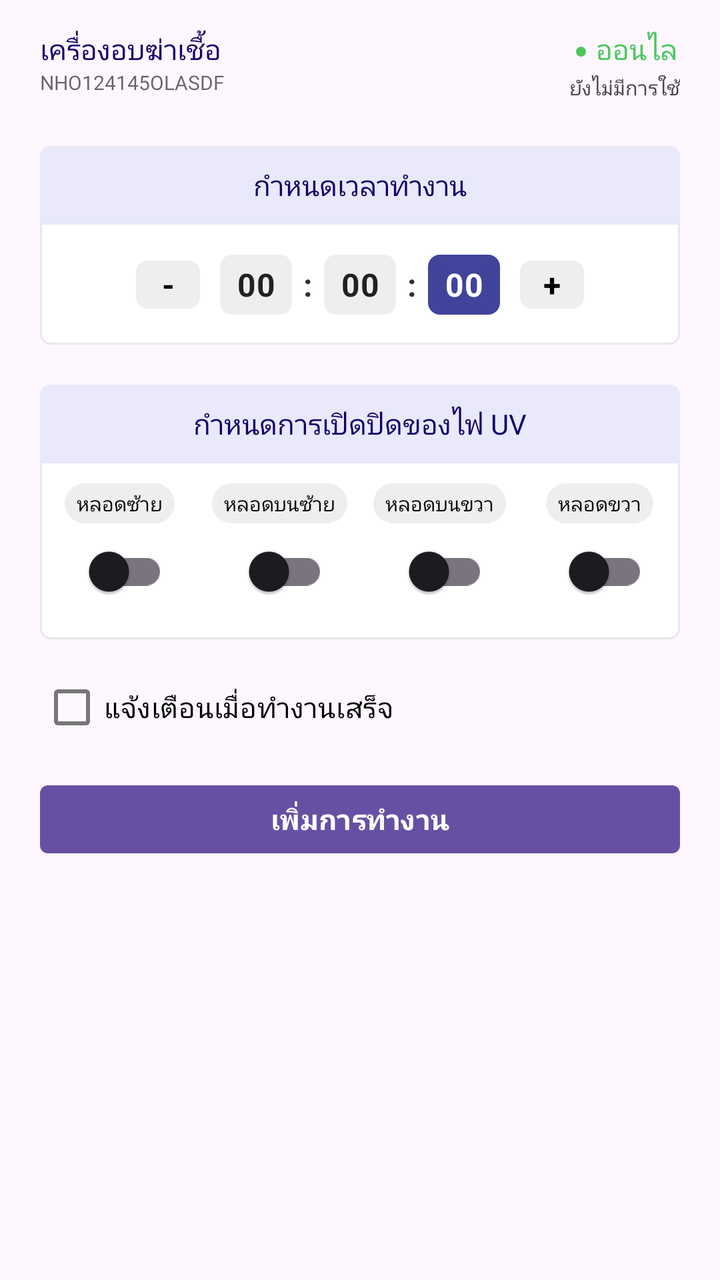
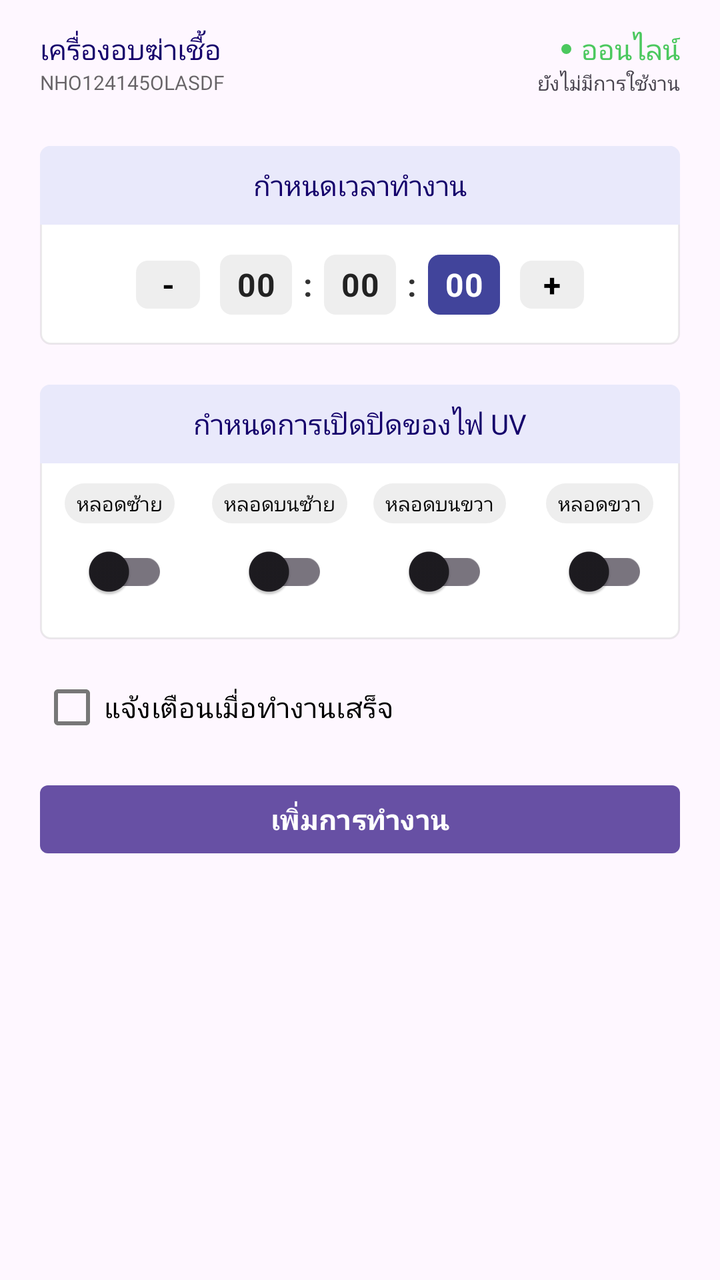

Screens rendered from an Android XML layout before and after an edit, with the pre-edit source and the edit as a unified diff.
<!-- AndroidManifest.xml: application theme Theme.SDCApp -->
<!-- res/layout/view_add_task.xml -->
<?xml version="1.0" encoding="utf-8"?>
<FrameLayout xmlns:android="http://schemas.android.com/apk/res/android"
    android:layout_width="match_parent"
    android:layout_height="match_parent"
    xmlns:app="http://schemas.android.com/apk/res-auto">

    <ScrollView
        android:id="@+id/dashboardScroll"
        android:layout_width="match_parent"
        android:layout_height="match_parent"
        android:fillViewport="true">

        <LinearLayout
            android:layout_width="match_parent"
            android:layout_height="wrap_content"
            android:orientation="vertical"
            android:paddingStart="20dp"
            android:paddingTop="15dp"
            android:paddingEnd="20dp"
            android:paddingBottom="24dp">

            <LinearLayout
                android:id="@+id/deviceHeader"
                android:layout_width="match_parent"
                android:layout_height="38dp"
                android:gravity="center_vertical"
                android:orientation="horizontal">

                <LinearLayout
                    android:layout_width="0dp"
                    android:layout_height="match_parent"
                    android:layout_weight="1"
                    android:orientation="vertical">

                    <TextView
                        android:id="@+id/deviceNameText"
                        android:layout_width="wrap_content"
                        android:layout_height="wrap_content"
                        android:gravity="center_vertical"
                        android:fontFamily="@font/kanit_semibold"
                        android:text="เครื่องอบฆ่าเชื้อ"
                        android:textColor="@color/text_header"
                        android:textSize="14sp" />

                    <TextView
                        android:id="@+id/deviceSerialText"
                        android:layout_width="wrap_content"
                        android:layout_height="wrap_content"
                        android:gravity="center_vertical"
                        android:fontFamily="@font/kanit"
                        android:text="NHO124145OLASDF"
                        android:textColor="#99000000"
                        android:textSize="10sp" />
                </LinearLayout>

                <LinearLayout
                    android:layout_width="66dp"
                    android:layout_height="match_parent"
                    android:gravity="end"
                    android:orientation="vertical">

                    <LinearLayout
                        android:layout_width="52dp"
                        android:layout_height="22dp"
                        android:gravity="center_vertical|end"
                        android:orientation="horizontal">

                        <View
                            android:id="@+id/onlineDot"
                            android:layout_width="5dp"
                            android:layout_height="5dp"
                            android:background="@drawable/bg_online_dot" />

                        <TextView
                            android:id="@+id/onlineStatusText"
                            android:layout_width="wrap_content"
                            android:layout_height="wrap_content"
                            android:layout_marginStart="5dp"
                            android:gravity="center_vertical"
                            android:fontFamily="@font/kanit_semibold"
                            android:text="ออนไลน์"
                            android:textColor="@color/connection_online"
                            android:textSize="14sp" />
                    </LinearLayout>

                    <TextView
                        android:id="@+id/usageStatusText"
                        android:layout_width="wrap_content"
                        android:layout_height="wrap_content"
                        android:gravity="end|center_vertical"
                        android:fontFamily="@font/kanit"
                        android:text="ยังไม่มีการใช้งาน"
                        android:textSize="10sp" />
                </LinearLayout>
            </LinearLayout>

            <LinearLayout
                android:layout_width="match_parent"
                android:layout_height="wrap_content"
                android:layout_marginTop="20dp"
                android:background="@drawable/bg_dashboard_panel"
                android:clipChildren="true"
                android:clipToPadding="true"
                android:orientation="vertical">

                <TextView
                    android:layout_width="match_parent"
                    android:background="@drawable/bg_dashboard_header"
                    android:paddingVertical="10dp"
                    android:layout_height="wrap_content"
                    android:gravity="center"
                    android:fontFamily="@font/kanit_semibold"
                    android:text="กำหนดเวลาทำงาน"
                    android:textColor="@color/text_header"
                    android:textSize="14sp" />

                <LinearLayout
                    android:layout_width="match_parent"
                    android:layout_height="wrap_content"
                    android:paddingVertical="15dp"
                    android:gravity="center"
                    android:orientation="horizontal">

                    
                    <TextView
                        android:id="@+id/minusButton"
                        android:layout_width="32dp"
                        android:layout_height="24dp"
                        android:layout_marginEnd="10dp"
                        android:background="@drawable/bg_time_button"
                        android:gravity="center"
                        android:text="-"
                        android:textColor="@android:color/black"
                        android:textSize="16sp"
                        android:textStyle="bold" />

                    
                    <RadioGroup
                        android:id="@+id/timeRadioGroup"
                        android:layout_width="wrap_content"
                        android:layout_height="wrap_content"
                        android:gravity="center"
                        android:orientation="horizontal">

                        
                        <RadioButton
                            android:id="@+id/hourRadio"
                            android:layout_width="36dp"
                            android:layout_height="30dp"
                            android:background="@drawable/time_radio_selector"
                            android:button="@null"
                            android:gravity="center"
                            android:padding="0dp"
                            android:text="00"
                            android:textColor="@color/time_text_selector"
                            android:textSize="16sp"
                            android:textStyle="bold" />

                        <TextView
                            android:layout_width="16dp"
                            android:layout_height="30dp"
                            android:gravity="center"
                            android:text=":"
                            android:textColor="#333333"
                            android:textSize="16sp"
                            android:textStyle="bold" />

                        
                        <RadioButton
                            android:id="@+id/minuteRadio"
                            android:layout_width="36dp"
                            android:layout_height="30dp"
                            android:background="@drawable/time_radio_selector"
                            android:button="@null"
                            android:gravity="center"
                            android:padding="0dp"
                            android:text="00"
                            android:textColor="@color/time_text_selector"
                            android:textSize="16sp"
                            android:textStyle="bold" />

                        <TextView
                            android:layout_width="16dp"
                            android:layout_height="30dp"
                            android:gravity="center"
                            android:text=":"
                            android:textColor="#333333"
                            android:textSize="16sp"
                            android:textStyle="bold" />


                        
                        <RadioButton
                            android:id="@+id/secondRadio"
                            android:layout_width="36dp"
                            android:layout_height="30dp"
                            android:background="@drawable/time_radio_selector"
                            android:checked="true"
                            android:button="@null"
                            android:gravity="center"
                            android:padding="0dp"
                            android:text="00"
                            android:textColor="@color/time_text_selector"
                            android:textSize="16sp"
                            android:textStyle="bold" />

                    </RadioGroup>

                    
                    <TextView
                        android:id="@+id/plusButton"
                        android:layout_width="32dp"
                        android:layout_height="24dp"
                        android:layout_marginStart="10dp"
                        android:background="@drawable/bg_time_button"
                        android:gravity="center"
                        android:text="+"
                        android:textColor="@android:color/black"
                        android:textSize="16sp"
                        android:textStyle="bold" />
                </LinearLayout>
            </LinearLayout>
















































            <LinearLayout
                android:layout_width="match_parent"
                android:layout_height="wrap_content"
                android:paddingBottom="10dp"
                android:layout_marginTop="20dp"
                android:background="@drawable/bg_dashboard_panel"
                android:orientation="vertical">

                <TextView
                    android:background="@drawable/bg_dashboard_header"
                    android:textAlignment="center"
                    android:paddingVertical="10dp"
                    android:layout_width="match_parent"
                    android:layout_height="wrap_content"
                    android:fontFamily="@font/kanit_semibold"
                    android:text="กำหนดการเปิดปิดของไฟ UV"
                    android:textColor="@color/text_header"
                    android:textSize="14sp" />

                <LinearLayout
                    android:layout_width="match_parent"
                    android:layout_height="wrap_content"
                    android:layout_marginTop="10dp"
                    android:orientation="horizontal">

                    <LinearLayout
                        android:layout_width="0dp"
                        android:layout_height="match_parent"
                        android:layout_weight="1"
                        android:gravity="center"
                        android:orientation="vertical">

                        <TextView
                            android:layout_width="wrap_content"
                            android:layout_height="wrap_content"
                            android:background="@drawable/bg_text_sensor"
                            android:fontFamily="@font/kanit"
                            android:gravity="center"
                            android:text="หลอดซ้าย"
                            android:textColor="@android:color/black"
                            android:textSize="10sp" />

                        <com.google.android.material.switchmaterial.SwitchMaterial
                            android:id="@+id/lamp1Button"
                            android:layout_width="wrap_content"
                            android:layout_height="wrap_content"
                            app:layout_constraintEnd_toEndOf="parent"
                            app:layout_constraintStart_toStartOf="parent"
                            app:layout_constraintTop_toTopOf="parent" />
                    </LinearLayout>

                    <LinearLayout
                        android:layout_width="0dp"
                        android:layout_height="match_parent"
                        android:layout_weight="1"
                        android:gravity="center"
                        android:orientation="vertical">

                        <TextView
                            android:background="@drawable/bg_text_sensor"
                            android:layout_width="wrap_content"
                            android:layout_height="wrap_content"
                            android:gravity="center"
                            android:fontFamily="@font/kanit"
                            android:text="หลอดบนซ้าย"
                            android:textColor="@android:color/black"
                            android:textSize="10sp" />

                        <com.google.android.material.switchmaterial.SwitchMaterial
                            android:id="@+id/lamp2Button"
                            android:layout_width="wrap_content"
                            android:layout_height="wrap_content"
                            app:layout_constraintEnd_toEndOf="parent"
                            app:layout_constraintStart_toStartOf="parent"
                            app:layout_constraintTop_toTopOf="parent" />
                    </LinearLayout>

                    <LinearLayout
                        android:layout_width="0dp"
                        android:layout_height="match_parent"
                        android:layout_weight="1"
                        android:gravity="center"
                        android:orientation="vertical">

                        <TextView
                            android:background="@drawable/bg_text_sensor"
                            android:layout_width="wrap_content"
                            android:layout_height="wrap_content"
                            android:gravity="center"
                            android:fontFamily="@font/kanit"
                            android:text="หลอดบนขวา"
                            android:textColor="@android:color/black"
                            android:textSize="10sp" />

                        <com.google.android.material.switchmaterial.SwitchMaterial
                            android:id="@+id/lamp3Button"
                            android:layout_width="wrap_content"
                            android:layout_height="wrap_content"
                            app:layout_constraintEnd_toEndOf="parent"
                            app:layout_constraintStart_toStartOf="parent"
                            app:layout_constraintTop_toTopOf="parent" />
                    </LinearLayout>

                    <LinearLayout
                        android:layout_width="0dp"
                        android:layout_height="match_parent"
                        android:layout_weight="1"
                        android:gravity="center"
                        android:orientation="vertical">

                        <TextView
                            android:background="@drawable/bg_text_sensor"
                            android:layout_width="wrap_content"
                            android:layout_height="wrap_content"
                            android:gravity="center"
                            android:fontFamily="@font/kanit"
                            android:text="หลอดขวา"
                            android:textColor="@android:color/black"
                            android:textSize="10sp" />

                        <com.google.android.material.switchmaterial.SwitchMaterial
                            android:id="@+id/lamp4Button"
                            android:layout_width="wrap_content"
                            android:layout_height="wrap_content"
                            app:layout_constraintEnd_toEndOf="parent"
                            app:layout_constraintStart_toStartOf="parent"
                            app:layout_constraintTop_toTopOf="parent" />
                    </LinearLayout>
                </LinearLayout>
            </LinearLayout>

            <CheckBox
                android:id="@+id/notifyCheckBox"
                android:layout_width="wrap_content"
                android:layout_height="wrap_content"
                android:text="แจ้งเตือนเมื่อทำงานเสร็จ"
                android:textSize="14sp"
                android:textColor="@android:color/black"
                android:buttonTint="#777777"
                android:padding="0dp"
                android:layout_marginTop="10dp" />

            <Button
                android:id="@+id/addTaskButton"
                android:layout_width="match_parent"
                android:layout_height="34dp"
                android:layout_marginTop="15dp"
                android:background="@drawable/bg_button_add_task"
                android:fontFamily="@font/kanit"
                android:minWidth="0dp"
                android:minHeight="0dp"
                android:padding="0dp"
                android:text="เพิ่มการทำงาน"
                android:textAllCaps="false"
                android:textColor="@android:color/white"
                android:textSize="14sp"
                android:textStyle="bold" />
        </LinearLayout>
    </ScrollView>
</FrameLayout>
<!-- resources referenced by this layout -->
<resources>
  <color name="connection_online">#4BC85E</color>"
  <color name="text_header">#14006B</color>
  <!-- drawable bg_button_add_task (drawable) -->
  <?xml version="1.0" encoding="utf-8"?>
  <shape xmlns:android="http://schemas.android.com/apk/res/android">
      <solid android:color="#3E41D2" />
      <corners android:radius="4dp" />
  </shape>
  <!-- drawable bg_dashboard_header (drawable) -->
  <?xml version="1.0" encoding="utf-8"?>
  <shape xmlns:android="http://schemas.android.com/apk/res/android"
      android:shape="rectangle">
  
      <solid android:color="#E9E9FB" />
  
      <corners
          android:topLeftRadius="5dp"
          android:topRightRadius="5dp"
          android:bottomLeftRadius="0dp"
          android:bottomRightRadius="0dp" />
  
  </shape>
  <!-- drawable bg_dashboard_panel (drawable) -->
  <?xml version="1.0" encoding="utf-8"?>
  <shape xmlns:android="http://schemas.android.com/apk/res/android">
      <solid android:color="@android:color/white" />
      <stroke
          android:width="1dp"
          android:color="#14000000" />
      <corners android:radius="5dp" />
  </shape>
  <!-- drawable bg_online_dot (drawable) -->
  <?xml version="1.0" encoding="utf-8"?>
  <shape xmlns:android="http://schemas.android.com/apk/res/android"
      android:shape="oval">
      <solid android:color="@color/connection_online" />
  </shape>
  <!-- drawable bg_text_sensor (drawable) -->
  <?xml version="1.0" encoding="utf-8"?>
  <shape xmlns:android="http://schemas.android.com/apk/res/android"
      android:shape="rectangle">
  
      <solid android:color="#EEEEEE" />
  
      <corners android:radius="50dp" />
  
      <padding
          android:left="6dp"
          android:top="3dp"
          android:right="6dp"
          android:bottom="3dp" />
  
  </shape>
  <!-- drawable bg_time_button (drawable) -->
  <?xml version="1.0" encoding="utf-8"?>
  <selector xmlns:android="http://schemas.android.com/apk/res/android">
      <item android:state_pressed="true">
          <shape>
              <solid android:color="#C9C9D9" />
              <corners android:radius="6dp" />
          </shape>
      </item>
      <item>
          <shape>
              <solid android:color="#EEEEEE" />
              <corners android:radius="6dp" />
          </shape>
      </item>
  </selector>
  <!-- drawable time_radio_selector (drawable) -->
  <?xml version="1.0" encoding="utf-8"?>
  <selector xmlns:android="http://schemas.android.com/apk/res/android">
  
      <item android:state_checked="true">
  
          <shape>
  
              <solid android:color="#41449B" />
  
              <corners android:radius="6dp" />
  
          </shape>
  
      </item>
  
  
      <item>
  
          <shape>
  
              <solid android:color="#EEEEEE" />
  
              <corners android:radius="6dp" />
  
          </shape>
  
      </item>
  
  </selector>
  <style name="Theme.SDCApp" parent="Base.Theme.SDCApp" />
  <style name="Base.Theme.SDCApp" parent="Theme.Material3.DayNight.NoActionBar">
          
          
      </style>
</resources>

<!-- the commit's change to res/layout/view_add_task.xml (unified diff, before → after) -->
@@ -54,14 +54,14 @@
                 </LinearLayout>
 
                 <LinearLayout
-                    android:layout_width="66dp"
+                    android:layout_width="wrap_content"
                     android:layout_height="match_parent"
                     android:gravity="end"
                     android:orientation="vertical">
 
                     <LinearLayout
-                        android:layout_width="52dp"
-                        android:layout_height="22dp"
+                        android:layout_width="wrap_content"
+                        android:layout_height="wrap_content"
                         android:gravity="center_vertical|end"
                         android:orientation="horizontal">
 
